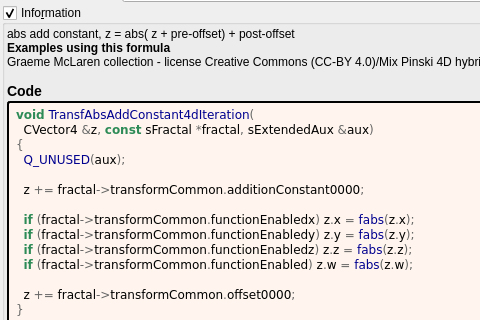
buddhi1980/mandelbulber2, file mandelbulber2/formula/ui/transf_abs_add_constant4d.ui: the form before one commit; both pictures show x 0 to 480 and y 218 to 538 of the 877 by 637 pixel window.
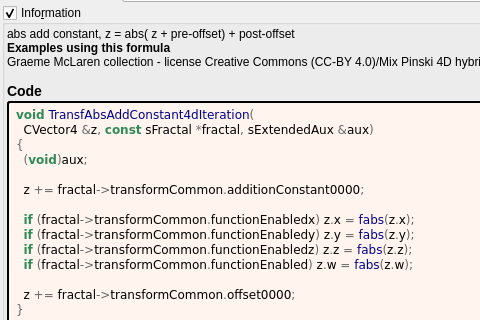
The form after the commit. Custom widgets are drawn as their Qt base class.

Patch:
```diff
--- a/mandelbulber2/formula/ui/transf_abs_add_constant4d.ui
+++ b/mandelbulber2/formula/ui/transf_abs_add_constant4d.ui
@@ -409,7 +409,7 @@
 &lt;pre style=&quot;color:#000000; background-color:#fff5ee;  font-family:&#039;Courier New&#039;,monospace;white-space: pre-wrap;&quot;&gt;&lt;span style=&quot;color:#2e8b57; font-weight:bold&quot;&gt;void&lt;/span&gt; &lt;span style=&quot;color:#00008f&quot;&gt;TransfAbsAddConstant4dIteration&lt;/span&gt;&lt;span style=&quot;color:#676767&quot;&gt;(&lt;/span&gt;
   CVector4 &lt;span style=&quot;color:#676767&quot;&gt;&amp;amp;&lt;/span&gt;z&lt;span style=&quot;color:#676767&quot;&gt;,&lt;/span&gt; &lt;span style=&quot;color:#2e8b57; font-weight:bold&quot;&gt;const&lt;/span&gt; sFractal &lt;span style=&quot;color:#676767&quot;&gt;*&lt;/span&gt;fractal&lt;span style=&quot;color:#676767&quot;&gt;,&lt;/span&gt; sExtendedAux &lt;span style=&quot;color:#676767&quot;&gt;&amp;amp;&lt;/span&gt;aux&lt;span style=&quot;color:#676767&quot;&gt;)&lt;/span&gt;
 &lt;span style=&quot;color:#676767&quot;&gt;{&lt;/span&gt;
-  &lt;span style=&quot;color:#00008f&quot;&gt;Q_UNUSED&lt;/span&gt;&lt;span style=&quot;color:#676767&quot;&gt;(&lt;/span&gt;aux&lt;span style=&quot;color:#676767&quot;&gt;);&lt;/span&gt;
+  &lt;span style=&quot;color:#676767&quot;&gt;(&lt;/span&gt;&lt;span style=&quot;color:#2e8b57; font-weight:bold&quot;&gt;void&lt;/span&gt;&lt;span style=&quot;color:#676767&quot;&gt;)&lt;/span&gt;aux&lt;span style=&quot;color:#676767&quot;&gt;;&lt;/span&gt;
 
   z &lt;span style=&quot;color:#676767&quot;&gt;+=&lt;/span&gt; fractal&lt;span style=&quot;color:#676767&quot;&gt;-&amp;gt;&lt;/span&gt;transformCommon&lt;span style=&quot;color:#676767&quot;&gt;.&lt;/span&gt;additionConstant0000&lt;span style=&quot;color:#676767&quot;&gt;;&lt;/span&gt;
 
```
